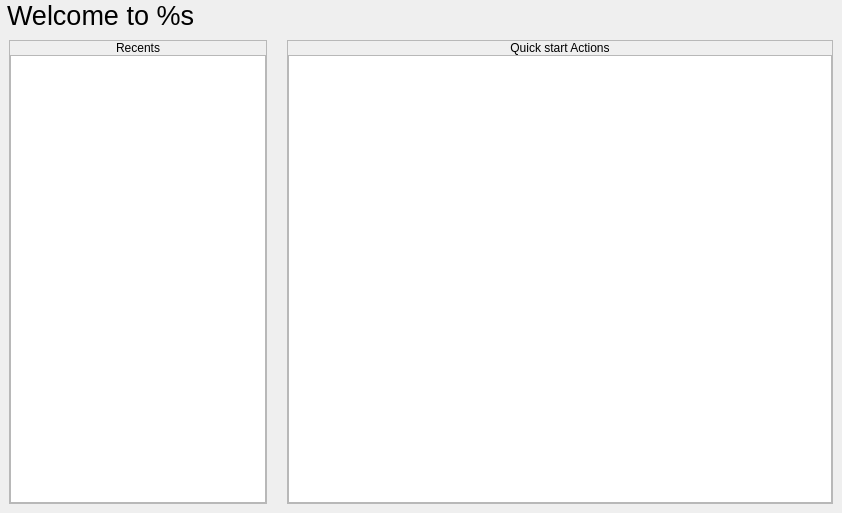
First picture: the form in qwelcomewindow/widget.ui, repository 3l3n01/QWelcomeWindow, before the edit.
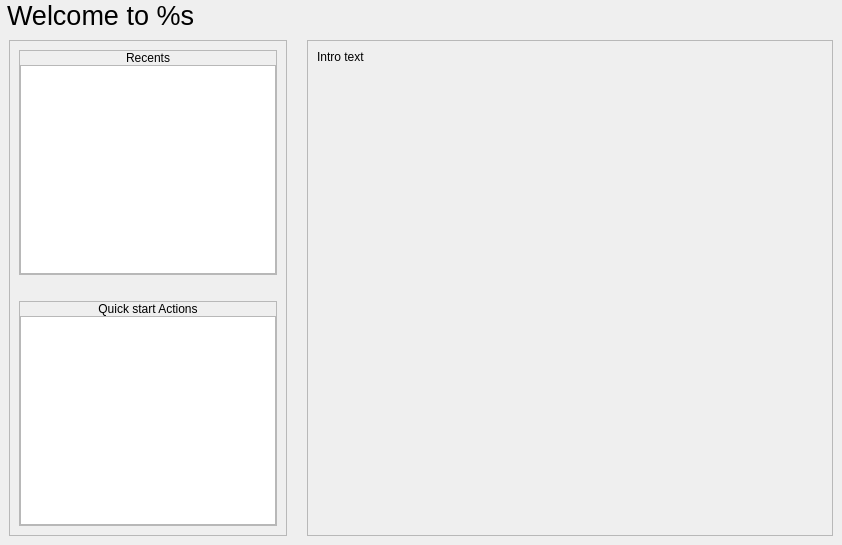
Second picture: the form after the edit.

Commit message: added infobox to the rights and move quickStartActions to the left side under recents; pass data on quickActions too

```diff
--- a/qwelcomewindow/widget.ui
+++ b/qwelcomewindow/widget.ui
@@ -7,12 +7,15 @@
     <x>0</x>
     <y>0</y>
     <width>842</width>
-    <height>513</height>
+    <height>545</height>
    </rect>
   </property>
   <property name="windowTitle">
    <string>Form</string>
   </property>
+  <property name="styleSheet">
+   <string notr="true"/>
+  </property>
   <layout class="QGridLayout" name="gridLayout">
    <property name="margin">
     <number>0</number>
@@ -62,6 +65,29 @@
       <number>9</number>
      </property>
      <item>
+      <widget class="QFrame" name="frame">
+       <property name="sizePolicy">
+        <sizepolicy hsizetype="Fixed" vsizetype="Preferred">
+         <horstretch>0</horstretch>
+         <verstretch>0</verstretch>
+        </sizepolicy>
+       </property>
+       <property name="minimumSize">
+        <size>
+         <width>60</width>
+         <height>60</height>
+        </size>
+       </property>
+       <property name="frameShape">
+        <enum>QFrame::StyledPanel</enum>
+       </property>
+       <property name="frameShadow">
+        <enum>QFrame::Raised</enum>
+       </property>
+       <layout class="QVBoxLayout" name="verticalLayout_11">
+        <item>
+         <layout class="QVBoxLayout" name="verticalLayout_10">
+          <item>
       <widget class="QFrame" name="frameRecents">
        <property name="frameShape">
         <enum>QFrame::StyledPanel</enum>
@@ -97,7 +123,7 @@
           <item>
            <widget class="QListWidget" name="lwRecents">
             <property name="sizePolicy">
-             <sizepolicy hsizetype="Fixed" vsizetype="Expanding">
+                  <sizepolicy hsizetype="Expanding" vsizetype="Expanding">
               <horstretch>0</horstretch>
               <verstretch>0</verstretch>
              </sizepolicy>
@@ -119,9 +145,9 @@
       </widget>
      </item>
      <item>
-      <spacer name="horizontalSpacer">
+           <spacer name="verticalSpacer">
        <property name="orientation">
-        <enum>Qt::Horizontal</enum>
+             <enum>Qt::Vertical</enum>
        </property>
        <property name="sizeType">
         <enum>QSizePolicy::Fixed</enum>
@@ -171,6 +197,68 @@
            <widget class="QListWidget" name="lwQuickStart">
             <property name="cursor" stdset="0">
              <cursorShape>OpenHandCursor</cursorShape>
+                 </property>
+                </widget>
+               </item>
+              </layout>
+             </item>
+            </layout>
+           </widget>
+          </item>
+         </layout>
+        </item>
+       </layout>
+      </widget>
+     </item>
+     <item>
+      <spacer name="horizontalSpacer">
+       <property name="orientation">
+        <enum>Qt::Horizontal</enum>
+       </property>
+       <property name="sizeType">
+        <enum>QSizePolicy::Fixed</enum>
+       </property>
+       <property name="sizeHint" stdset="0">
+        <size>
+         <width>20</width>
+         <height>20</height>
+        </size>
+       </property>
+      </spacer>
+     </item>
+     <item>
+      <widget class="QFrame" name="frame_2">
+       <property name="minimumSize">
+        <size>
+         <width>60</width>
+         <height>60</height>
+        </size>
+       </property>
+       <property name="frameShape">
+        <enum>QFrame::StyledPanel</enum>
+       </property>
+       <property name="frameShadow">
+        <enum>QFrame::Raised</enum>
+       </property>
+       <layout class="QVBoxLayout" name="verticalLayout_13">
+        <item>
+         <layout class="QVBoxLayout" name="verticalLayout_12">
+          <item>
+           <widget class="QLabel" name="lblInfoText">
+            <property name="sizePolicy">
+             <sizepolicy hsizetype="Expanding" vsizetype="Expanding">
+              <horstretch>0</horstretch>
+              <verstretch>0</verstretch>
+             </sizepolicy>
+            </property>
+            <property name="text">
+             <string>&lt;html&gt;&lt;head/&gt;&lt;body&gt;&lt;p&gt;Intro text&lt;/p&gt;&lt;/body&gt;&lt;/html&gt;</string>
+            </property>
+            <property name="alignment">
+             <set>Qt::AlignLeading|Qt::AlignLeft|Qt::AlignTop</set>
+            </property>
+            <property name="wordWrap">
+             <bool>true</bool>
             </property>
            </widget>
           </item>
```
Lines whose indentation alone changed are shown as unchanged. The commit also changes 2 other files.
